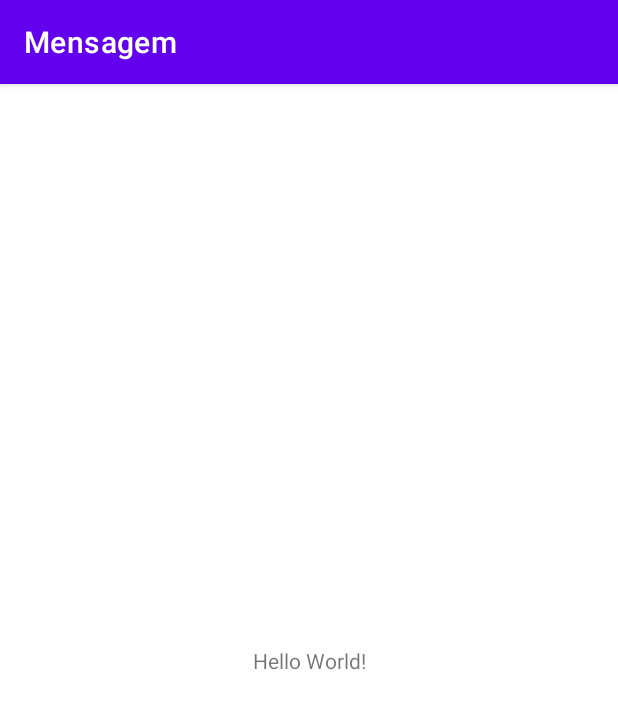
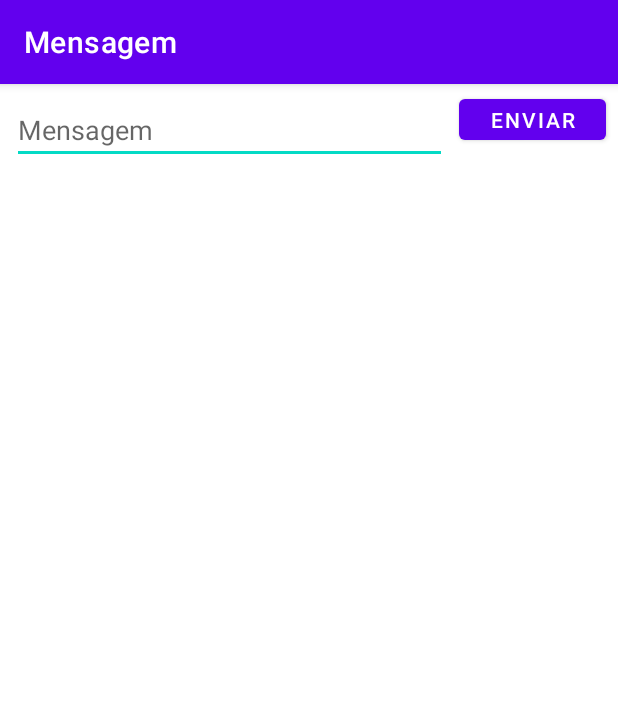
Before and after one commit to LeonardoCMarques/TesteMensagem, an Android app: the screen it shows after launch (MainActivity), on a phone screen of 412 x 824 dp. Shown: the top 709 px of the screen. Run offline under Robolectric (Android 15) with nearby library versions, the phone set to English and light mode, and no system bars.

Commit message:
Alterando o layout da atividade principal para linear

```diff
--- a/app/src/main/res/layout/activity_main.xml
+++ b/app/src/main/res/layout/activity_main.xml
@@ -1,18 +1,33 @@
 <?xml version="1.0" encoding="utf-8"?>
-<androidx.constraintlayout.widget.ConstraintLayout xmlns:android="http://schemas.android.com/apk/res/android"
+<LinearLayout xmlns:android="http://schemas.android.com/apk/res/android"
     xmlns:app="http://schemas.android.com/apk/res-auto"
     xmlns:tools="http://schemas.android.com/tools"
     android:layout_width="match_parent"
     android:layout_height="match_parent"
+    android:orientation="horizontal"
     tools:context=".MainActivity">
 
-    <TextView
-        android:layout_width="wrap_content"
+    <EditText
+        android:id="@+id/editTextMensagem"
+        android:layout_width="0dp"
         android:layout_height="wrap_content"
-        android:text="Hello World!"
-        app:layout_constraintBottom_toBottomOf="parent"
-        app:layout_constraintLeft_toLeftOf="parent"
-        app:layout_constraintRight_toRightOf="parent"
-        app:layout_constraintTop_toTopOf="parent" />
+        android:layout_marginStart="8dp"
+        android:layout_marginLeft="8dp"
+        android:layout_marginTop="8dp"
+        android:layout_weight="1"
+        android:ems="10"
+        android:hint="@string/mensagem"
+        android:inputType="textPersonName"
+        android:autofillHints="" />
 
-</androidx.constraintlayout.widget.ConstraintLayout>
+    <Button
+        android:id="@+id/buttonEnviar"
+        android:layout_width="98dp"
+        android:layout_height="39dp"
+        android:layout_marginStart="8dp"
+        android:layout_marginLeft="8dp"
+        android:layout_marginEnd="8dp"
+        android:layout_marginRight="8dp"
+        android:text="@string/enviar" />
+
+</LinearLayout>
--- a/app/src/main/res/values/strings.xml
+++ b/app/src/main/res/values/strings.xml
@@ -1,3 +1,5 @@
 <resources>
     <string name="app_name">Mensagem</string>
+    <string name="mensagem">Mensagem</string>
+    <string name="enviar">Enviar</string>
 </resources>
```
